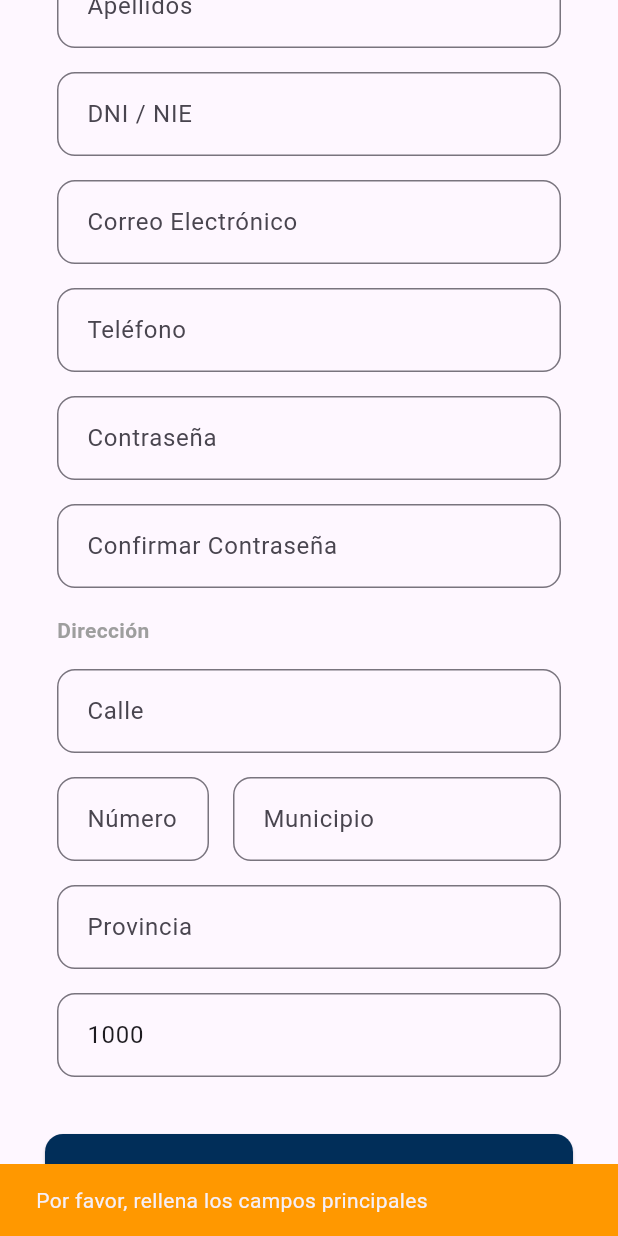
After one commit to Gabriel-Perez-Marquez/credito-solitario-mobile, a Flutter app: the RegisterPageForm screen opened directly, scrolled down 576 dp, after a tap on "Registrarse", on a phone screen of 412 x 824 dp. The commit adds this screen. Run offline on Flutter 3.47's test engine with Material 3 defaults, Android fonts, the phone set to English and light mode, and no system bars; our stand-ins replace bloc, equatable, flutter_bloc, flutter_svg, shared_preferences; accounts and stored records are empty.

Commit message:
Registro hecho

```diff
--- a/lib/core/services/login_service.dart
+++ b/lib/core/services/login_service.dart
@@ -3,7 +3,6 @@ import 'package:http/http.dart' as http;
 import 'package:credito_solitario_mobile/core/services/auth_storage_service.dart';
 
 class LoginService {
-  // Cambia esta URL por la URL de tu API
   static const String baseUrl = 'http://10.0.2.2:8000/api';
   final AuthStorageService _authStorageService = AuthStorageService();
 
@@ -42,10 +41,11 @@ class LoginService {
         };
       }
     } catch (e) {
-      // Error de conexión
       return {'success': false, 'error': 'Error de conexión: ${e.toString()}'};
     }
   }
+
+
 
   String? _extractToken(dynamic data) {
     if (data is! Map<String, dynamic>) {
--- a/lib/core/services/notification_service.dart
+++ b/lib/core/services/notification_service.dart
@@ -4,7 +4,6 @@ import 'package:http/http.dart' as http;
 import 'package:credito_solitario_mobile/core/services/auth_storage_service.dart';
 
 class NotificationsService {
-  // Ajusta esta URL a tu configuración
   final String _apiBaseUrl = 'http://10.0.2.2:8000/api';
   final AuthStorageService _authStorageService = AuthStorageService();
 
--- a/lib/core/services/profile_service.dart
+++ b/lib/core/services/profile_service.dart
@@ -72,7 +72,9 @@ class ProfileService {
     required String name,
     required String email,
     required String phone,
-    required String address,
+    required String calle,
+    required String numCasa,
+    required String municipio,
   }) async {
     try {
       final token = await _authStorageService.getToken();
@@ -88,7 +90,9 @@ class ProfileService {
           'name': name,
           'email': email,
           'telefono': phone,
-          'direccion': address,
+          'calle': calle,
+          'numCasa': numCasa,
+          'municipio': municipio,
         }),
       );
 
--- /dev/null
+++ b/lib/core/services/register_service.dart
@@ -0,0 +1,67 @@
+import 'dart:convert';
+
+import 'package:credito_solitario_mobile/core/services/auth_storage_service.dart';
+import 'package:http/http.dart' as http;
+
+class RegisterService {
+  static const String baseUrl = 'http://10.0.2.2:8000/api';
+
+
+  Future<void> register({
+    required String name,
+    required String apellidos,
+    required String email,
+    required String password,
+    required String passwordConfirmation,
+    required String telefono,
+    required int saldo,
+    required String dni,
+    required String municipio,
+    required String calle,
+    required String numCasa,
+    required String provincia,
+  }) async {
+    try {
+      final response = await http.post(
+        Uri.parse('http://10.0.2.2:8000/api/register'),
+        headers: {
+          'Content-Type': 'application/json',
+          'Accept': 'application/json',
+        },
+        body: jsonEncode({
+          "name": name,
+          "email": email,
+          "password": password,
+          "password_confirmation": passwordConfirmation,
+          "apellidos": apellidos,
+          "telefono": telefono,
+          "saldo": saldo,
+          "dni": dni,
+          "municipio": municipio,
+          "calle": calle,
+          "numCasa": numCasa,
+          "provincia": provincia,
+        }),
+      );
+
+      if (response.statusCode == 201 || response.statusCode == 200) {
+        final data = jsonDecode(response.body);
+        final token = data['token'];
+
+        if (token != null) {
+          final AuthStorageService authStorageService = AuthStorageService();
+          await authStorageService.saveToken(token);
+        }
+      } else {
+        final data = jsonDecode(response.body);
+        throw Exception(data['message'] ?? 'Error al registrarse. Revisa los datos.');
+      }
+    } catch (e) {
+      throw Exception(e.toString());
+    }
+  }
+
+
+
+
+}
--- /dev/null
+++ b/lib/features/register_page/bloc/register_page_bloc.dart
@@ -0,0 +1,35 @@
+import 'package:bloc/bloc.dart';
+import 'package:credito_solitario_mobile/core/services/register_service.dart';
+import 'package:equatable/equatable.dart';
+
+part 'register_page_event.dart';
+part 'register_page_state.dart';
+
+class RegisterPageBloc extends Bloc<RegisterPageEvent, RegisterPageState> {
+  RegisterPageBloc(RegisterService registerService) : super(RegisterPageInitial()) {
+    on<RegisterSubmitted>((event, emit) async {
+      emit(RegisterPageLoading());
+    try {
+      await registerService.register(
+        name: event.name,
+        apellidos: event.apellidos,
+        email: event.email,
+        password: event.password,
+        passwordConfirmation: event.passwordConfirmation,
+        telefono: event.telefono,
+        saldo: event.saldo,
+        dni: event.dni,
+        municipio: event.municipio,
+        calle: event.calle,
+        numCasa: event.numCasa,
+        provincia: event.provincia,
+      );
+      emit(RegisterPageSuccess());
+    } catch (e) {
+      emit(RegisterPageError(error: e.toString().replaceAll('Exception: ', '')));
+    }
+    });
+
+
+  }
+}
--- /dev/null
+++ b/lib/features/register_page/bloc/register_page_event.dart
@@ -0,0 +1,41 @@
+part of 'register_page_bloc.dart';
+
+sealed class RegisterPageEvent extends Equatable {
+  const RegisterPageEvent();
+
+  @override
+  List<Object> get props => [];
+}
+
+
+
+final class RegisterSubmitted extends RegisterPageEvent {
+  final String name;
+  final String apellidos;
+  final String email;
+  final String password;
+  final String passwordConfirmation;
+  final String telefono;
+  final int saldo;
+  final String dni;
+  final String municipio;
+  final String calle;
+  final String numCasa;
+  final String provincia;
+
+  const RegisterSubmitted({
+    required this.name,
+    required this.apellidos,
+    required this.email,
+    required this.password,
+    required this.passwordConfirmation,
+    required this.telefono,
+    required this.saldo,
+    required this.dni,
+    required this.municipio,
+    required this.calle,
+    required this.numCasa,
+    required this.provincia,
+  });
+
+}
--- /dev/null
+++ b/lib/features/register_page/bloc/register_page_state.dart
@@ -0,0 +1,16 @@
+part of 'register_page_bloc.dart';
+
+sealed class RegisterPageState extends Equatable {
+  const RegisterPageState();
+
+  @override
+  List<Object> get props => [];
+}
+
+final class RegisterPageInitial extends RegisterPageState {}
+final class RegisterPageLoading extends RegisterPageState {}
+final class RegisterPageSuccess extends RegisterPageState {}
+final class RegisterPageError extends RegisterPageState {
+  final String error;
+  RegisterPageError({required this.error});
+}
--- /dev/null
+++ b/lib/features/register_page/ui/register_page_form.dart
@@ -0,0 +1,219 @@
+import 'package:credito_solitario_mobile/features/products_page/ui/products_page_view.dart';
+import 'package:credito_solitario_mobile/features/register_page/bloc/register_page_bloc.dart';
+import 'package:flutter/material.dart';
+import 'package:flutter_bloc/flutter_bloc.dart';
+import 'package:flutter_svg/svg.dart';
+
+class RegisterPageForm extends StatefulWidget {
+  const RegisterPageForm({super.key});
+
+  @override
+  State<RegisterPageForm> createState() => _RegisterPageFormState();
+}
+
+class _RegisterPageFormState extends State<RegisterPageForm> {
+  // Controladores de texto
+  final _nameCtrl = TextEditingController();
+  final _apellidosCtrl = TextEditingController();
+  final _emailCtrl = TextEditingController();
+  final _passCtrl = TextEditingController();
+  final _passConfCtrl = TextEditingController();
+  final _telefonoCtrl = TextEditingController();
+  final _saldoCtrl = TextEditingController(text: "1000");
+  final _dniCtrl = TextEditingController();
+  final _municipioCtrl = TextEditingController();
+  final _calleCtrl = TextEditingController();
+  final _numCasaCtrl = TextEditingController();
+  final _provinciaCtrl = TextEditingController();
+
+  @override
+  void dispose() {
+    _nameCtrl.dispose();
+    _apellidosCtrl.dispose();
+    _emailCtrl.dispose();
+    _passCtrl.dispose();
+    _passConfCtrl.dispose();
+    _telefonoCtrl.dispose();
+    _saldoCtrl.dispose();
+    _dniCtrl.dispose();
+    _municipioCtrl.dispose();
+    _calleCtrl.dispose();
+    _numCasaCtrl.dispose();
+    _provinciaCtrl.dispose();
+    super.dispose();
+  }
+
+  void _submitRegister() {
+    // Validaciones básicas
+    if (_nameCtrl.text.isEmpty || _emailCtrl.text.isEmpty || _passCtrl.text.isEmpty) {
+      ScaffoldMessenger.of(context).showSnackBar(
+        const SnackBar(content: Text('Por favor, rellena los campos principales'), backgroundColor: Colors.orange)
+      );
+      return;
+    }
+
+    if (_passCtrl.text != _passConfCtrl.text) {
+      ScaffoldMessenger.of(context).showSnackBar(
+        const SnackBar(content: Text('Las contraseñas no coinciden'), backgroundColor: Colors.red)
+      );
+      return;
+    }
+
+    // Disparamos el evento al nuevo RegisterPageBloc
+    context.read<RegisterPageBloc>().add(
+      RegisterSubmitted(
+        name: _nameCtrl.text.trim(),
+        apellidos: _apellidosCtrl.text.trim(),
+        email: _emailCtrl.text.trim(),
+        password: _passCtrl.text,
+        passwordConfirmation: _passConfCtrl.text,
+        telefono: _telefonoCtrl.text.trim(),
+        saldo: int.tryParse(_saldoCtrl.text) ?? 1000,
+        dni: _dniCtrl.text.trim(),
+        municipio: _municipioCtrl.text.trim(),
+        calle: _calleCtrl.text.trim(),
+        numCasa: _numCasaCtrl.text.trim(),
+        provincia: _provinciaCtrl.text.trim(),
+      ),
+    );
+  }
+
+  @override
+  Widget build(BuildContext context) {
+    return BlocConsumer<RegisterPageBloc, RegisterPageState>(
+      listener: (context, state) {
+        if (state is RegisterPageSuccess) {
+          ScaffoldMessenger.of(context).showSnackBar(
+            const SnackBar(content: Text('¡Cuenta creada con éxito!'), backgroundColor: Color(0xFF00BFA5)),
+          );
+          Navigator.pushReplacement(
+            context,
+            MaterialPageRoute(builder: (context) => const ProductsPageView()),
+          );
+        } else if (state is RegisterPageError) {
+          ScaffoldMessenger.of(context).showSnackBar(
+            SnackBar(content: Text(state.error), backgroundColor: Colors.red),
+          );
+        }
+      },
+      builder: (context, state) {
+        final isLoading = state is RegisterPageLoading;
+
+        return Scaffold(
+          body: SafeArea(
+            child: SingleChildScrollView(
+              padding: const EdgeInsets.all(30.0),
+              child: Column(
+                crossAxisAlignment: CrossAxisAlignment.start,
+                children: [
+                  // Botón de retroceso
+                  IconButton(
+                    icon: const Icon(Icons.arrow_back_ios, color: Color.fromARGB(255, 1, 46, 89)),
+                    onPressed: () => Navigator.pop(context),
+                    padding: EdgeInsets.zero,
+                    alignment: Alignment.centerLeft,
+                  ),
+                  const SizedBox(height: 10),
+
+                  Center(
+                    child: SvgPicture.asset(
+                      'assets/images/Logo-CreditoSolidario.svg',
+                      width: 300,
+                    ),
+                  ),
+                  const SizedBox(height: 30),
+
+                  const Text(
+                    'Crea tu cuenta',
+                    style: TextStyle(fontSize: 24, fontWeight: FontWeight.bold, color: Color.fromARGB(255, 1, 46, 89)),
+                  ),
+                  const SizedBox(height: 20),
+
+                  // Campos de texto
+                  _buildTextField(_nameCtrl, 'Nombre', enabled: !isLoading),
+                  _buildTextField(_apellidosCtrl, 'Apellidos', enabled: !isLoading),
+                  _buildTextField(_dniCtrl, 'DNI / NIE', enabled: !isLoading),
+                  _buildTextField(_emailCtrl, 'Correo Electrónico', keyboardType: TextInputType.emailAddress, enabled: !isLoading),
+                  _buildTextField(_telefonoCtrl, 'Teléfono', keyboardType: TextInputType.phone, enabled: !isLoading),
+                  _buildTextField(_passCtrl, 'Contraseña', isPassword: true, enabled: !isLoading),
+                  _buildTextField(_passConfCtrl, 'Confirmar Contraseña', isPassword: true, enabled: !isLoading),
+
+                  const SizedBox(height: 10),
+                  const Padding(
+                    padding: EdgeInsets.only(left: 8, bottom: 8),
+                    child: Text('Dirección', style: TextStyle(fontWeight: FontWeight.bold, color: Colors.grey)),
+                  ),
+
+                  _buildTextField(_calleCtrl, 'Calle', enabled: !isLoading),
+                  Row(
+                    children: [
+                      Expanded(child: _buildTextField(_numCasaCtrl, 'Número', enabled: !isLoading)),
+                      Expanded(flex: 2, child: _buildTextField(_municipioCtrl, 'Municipio', enabled: !isLoading)),
+                    ],
+                  ),
+                  _buildTextField(_provinciaCtrl, 'Provincia', enabled: !isLoading),
+                  _buildTextField(_saldoCtrl, 'Saldo Inicial (pts)', keyboardType: TextInputType.number, enabled: !isLoading),
+
+                  const SizedBox(height: 30),
+
+                  // Botón de acción principal
+                  SizedBox(
+                    width: double.infinity,
+                    height: 55,
+                    child: ElevatedButton(
+                      onPressed: isLoading ? null : _submitRegister,
+                      style: ButtonStyle(
+                        backgroundColor: WidgetStateProperty.all(
+                          const Color.fromARGB(255, 1, 46, 89),
+                        ),
+                        shape: WidgetStateProperty.all(
+                          RoundedRectangleBorder(borderRadius: BorderRadius.circular(12)),
+                        ),
+                      ),
+                      child: isLoading
+                          ? const SizedBox(
+                              height: 20,
+                              width: 20,
+                              child: CircularProgressIndicator(color: Colors.white, strokeWidth: 2),
+                            )
+                          : const Text(
+                              'Registrarse',
+                              style: TextStyle(fontSize: 20, color: Colors.white),
+                            ),
+                    ),
+                  ),
+                ],
+              ),
+            ),
+          ),
+        );
+      },
+    );
+  }
+
+  // Widget auxiliar para mantener el estilo de los inputs del Login
+  Widget _buildTextField(
+    TextEditingController controller,
+    String hintText,
+    {bool isPassword = false,
+    TextInputType keyboardType = TextInputType.text,
+    bool enabled = true}
+  ) {
+    return Padding(
+      padding: const EdgeInsets.symmetric(horizontal: 8, vertical: 8),
+      child: TextField(
+        controller: controller,
+        enabled: enabled,
+        obscureText: isPassword,
+        keyboardType: keyboardType,
+        decoration: InputDecoration(
+          border: OutlineInputBorder(
+            borderRadius: BorderRadius.circular(12),
+          ),
+          hintText: hintText,
+          contentPadding: const EdgeInsets.all(16),
+        ),
+      ),
+    );
+  }
+}
```
Also changed, not shown: lib/features/login_page/ui/login_page.dart (+31 -0 lines), lib/features/register_page/ui/register_page_view.dart (added, +17 -0 lines).
